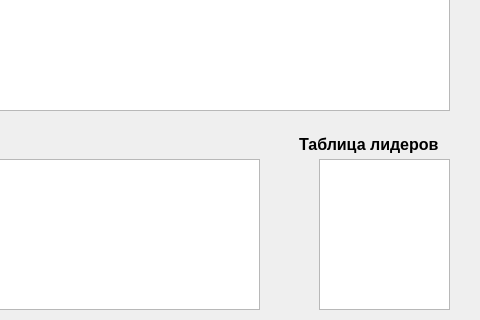
1Creech12/NeuroBoost, file MainWin/homepage.ui: the form before one commit; both pictures show x 221 to 701 and y 231 to 551 of the 701 by 551 pixel window.
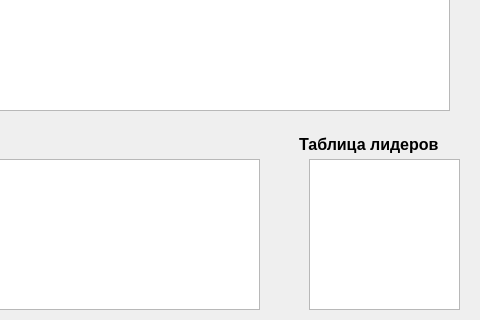
The form after the commit. Icons and pictures are not drawn.

Diff of the .ui file:
```diff
--- a/MainWin/homepage.ui
+++ b/MainWin/homepage.ui
@@ -99,16 +99,6 @@
     <bool>true</bool>
    </property>
   </widget>
-  <widget class="QTableView" name="tableView">
-   <property name="geometry">
-    <rect>
-     <x>540</x>
-     <y>390</y>
-     <width>131</width>
-     <height>151</height>
-    </rect>
-   </property>
-  </widget>
   <widget class="QListWidget" name="listWidget">
    <property name="geometry">
     <rect>
@@ -138,6 +128,16 @@
     <string>Последние новости</string>
    </property>
   </widget>
+  <widget class="QListView" name="listView">
+   <property name="geometry">
+    <rect>
+     <x>530</x>
+     <y>390</y>
+     <width>151</width>
+     <height>151</height>
+    </rect>
+   </property>
+  </widget>
  </widget>
  <resources>
   <include location="resource.qrc"/>
```
